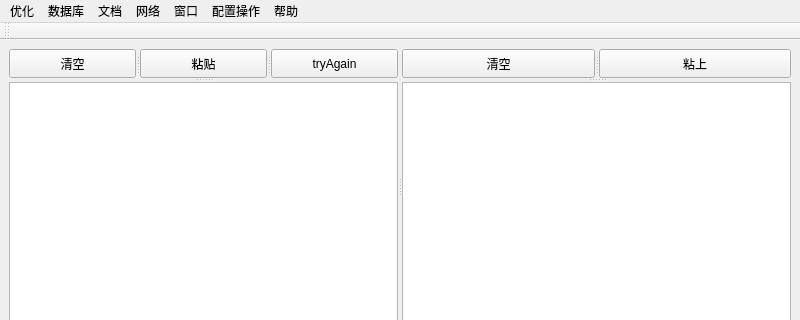
weilaidb/codetools, file codesets/mainwindow.ui: the form before one commit; both pictures show x 0 to 800 and y 0 to 320 of the 800 by 600 pixel window.
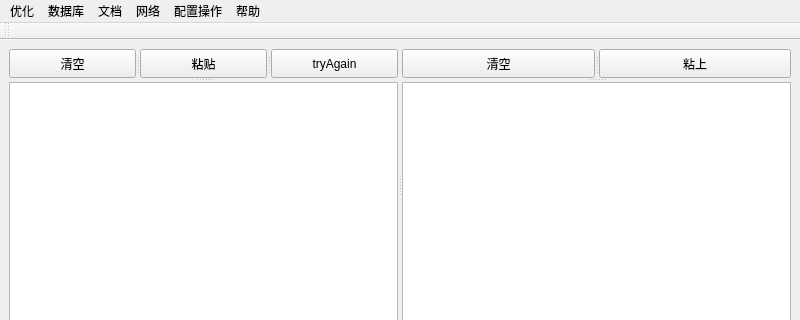
The form after the commit. Icons and pictures are not drawn.

Commit message: 删除无用

```diff
--- a/codesets/mainwindow.ui
+++ b/codesets/mainwindow.ui
@@ -256,17 +256,10 @@
     <addaction name="action_update"/>
     <addaction name="action_hidebuttonswitch"/>
    </widget>
-   <widget class="QMenu" name="menu_9">
-    <property name="title">
-     <string>窗口</string>
-    </property>
-    <addaction name="action_newwindow"/>
-   </widget>
    <addaction name="menuAyStle"/>
    <addaction name="menu_3"/>
    <addaction name="menu_4"/>
    <addaction name="menu_5"/>
-   <addaction name="menu_9"/>
    <addaction name="menu_8"/>
    <addaction name="menu_2"/>
   </widget>
```
